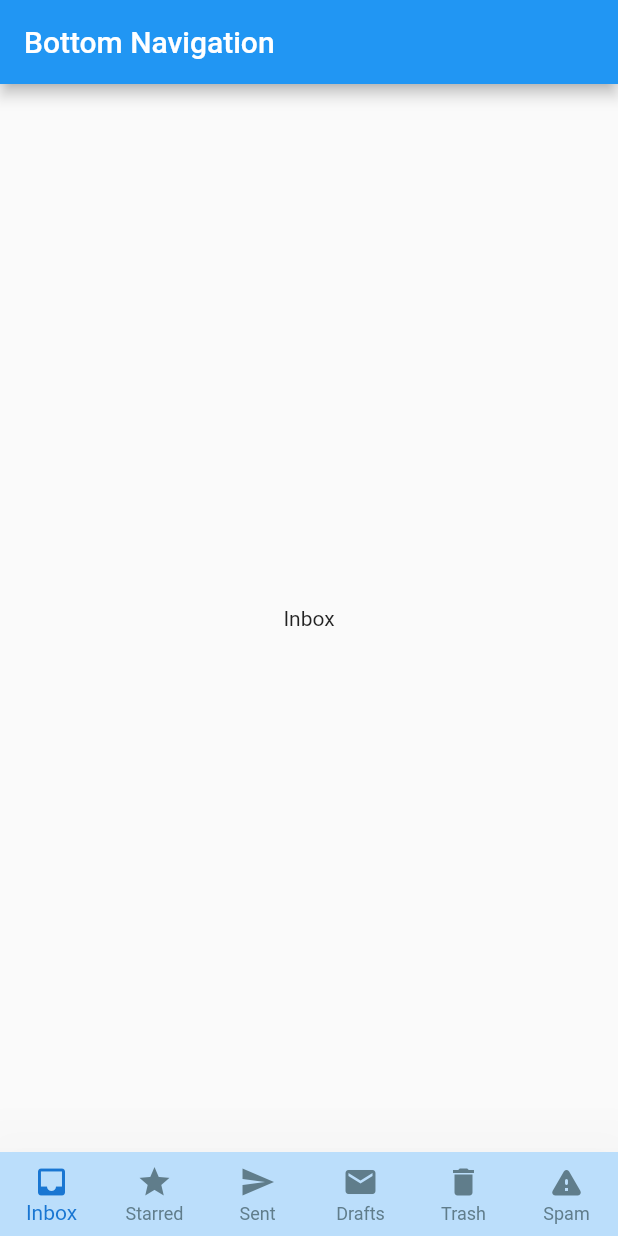
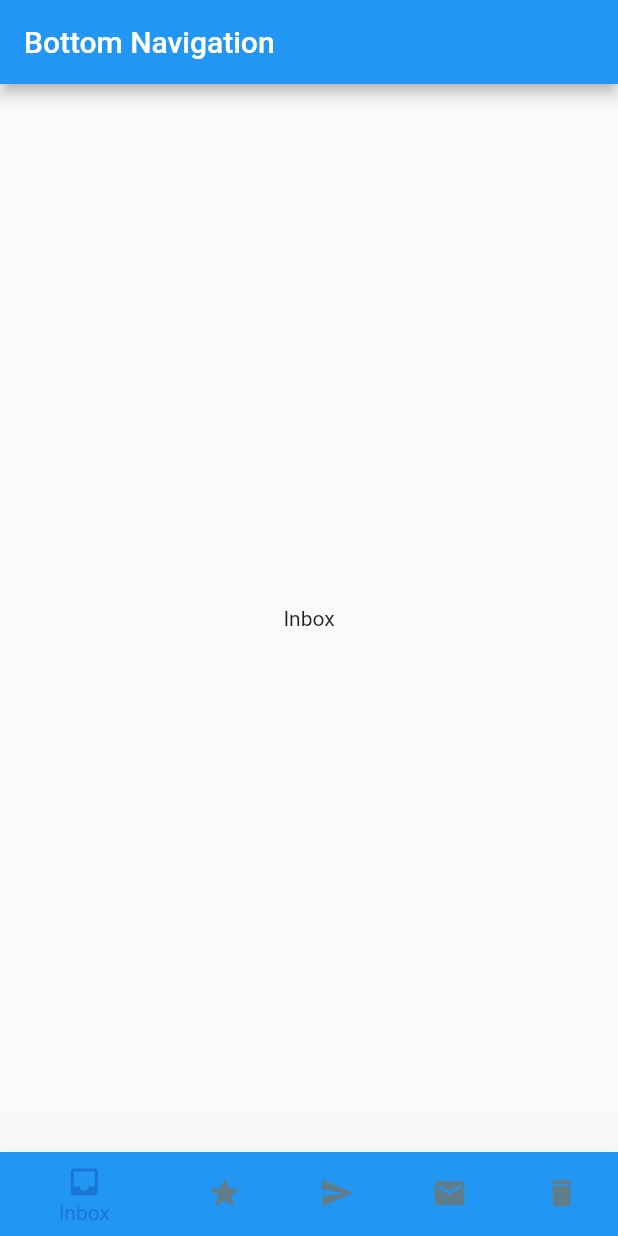
Before and after one commit to ruiyotabby/botom_navigation, a Flutter app: the screen it shows after launch, on a phone screen of 412 x 824 dp. Run offline on Flutter 3.47's test engine with Material 2 defaults, Android fonts, the phone set to English and light mode, and no system bars.

Commit message:
commit
Signed-off-by: Ruiyot Abby <ruiyotabby@gmail.com>

```diff
--- a/lib/main.dart
+++ b/lib/main.dart
@@ -56,7 +56,7 @@
       body: pages[indexClicked],
       bottomNavigationBar: BottomNavigationBar(
         backgroundColor: Colors.blue[100],
-        type: BottomNavigationBarType.fixed,
+        type: BottomNavigationBarType.shifting,
         elevation: 50,
         selectedItemColor: Defaults.bottomNavItemSelectorColor,
         unselectedItemColor: Defaults.bottomNavItemColor,
@@ -68,40 +68,39 @@
         },
         items: [
           BottomNavigationBarItem(
+            backgroundColor: Colors.blue,
             icon: Icon(
               Defaults.bottomNavItemIcon[0],
             ),
             label: Defaults.bottomNavItemText[0],
           ),
           BottomNavigationBarItem(
+            backgroundColor: Colors.orange,
             icon: Icon(
               Defaults.bottomNavItemIcon[1],
             ),
             label: Defaults.bottomNavItemText[1],
           ),
           BottomNavigationBarItem(
+            backgroundColor: Colors.purple,
             icon: Icon(
               Defaults.bottomNavItemIcon[2],
             ),
             label: Defaults.bottomNavItemText[2],
           ),
           BottomNavigationBarItem(
+            backgroundColor: Colors.red,
             icon: Icon(
               Defaults.bottomNavItemIcon[3],
             ),
             label: Defaults.bottomNavItemText[3],
           ),
           BottomNavigationBarItem(
+            backgroundColor: Colors.green,
             icon: Icon(
               Defaults.bottomNavItemIcon[4],
             ),
             label: Defaults.bottomNavItemText[4],
-          ),
-          BottomNavigationBarItem(
-            icon: Icon(
-              Defaults.bottomNavItemIcon[5],
-            ),
-            label: Defaults.bottomNavItemText[5],
           ),
         ],
       ),
```
